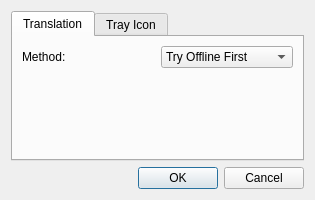
Above: ui/configwindow.ui from jnmbk/boncuk before the change. Below: the same form after it.
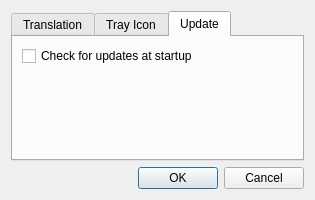
That is the form after the change. The open tabs and pages were chosen to show the change. Icons and pictures are not drawn.

What changed in the file:
```diff
--- a/ui/configwindow.ui
+++ b/ui/configwindow.ui
@@ -125,6 +125,33 @@
        </item>
       </layout>
      </widget>
+     <widget class="QWidget" name="tab" >
+      <attribute name="title" >
+       <string>Update</string>
+      </attribute>
+      <layout class="QGridLayout" >
+       <item row="0" column="0" >
+        <widget class="QCheckBox" name="update_enable" >
+         <property name="text" >
+          <string>Check for updates at startup</string>
+         </property>
+        </widget>
+       </item>
+       <item row="1" column="0" >
+        <spacer>
+         <property name="orientation" >
+          <enum>Qt::Vertical</enum>
+         </property>
+         <property name="sizeHint" >
+          <size>
+           <width>20</width>
+           <height>40</height>
+          </size>
+         </property>
+        </spacer>
+       </item>
+      </layout>
+     </widget>
     </widget>
    </item>
   </layout>
```
